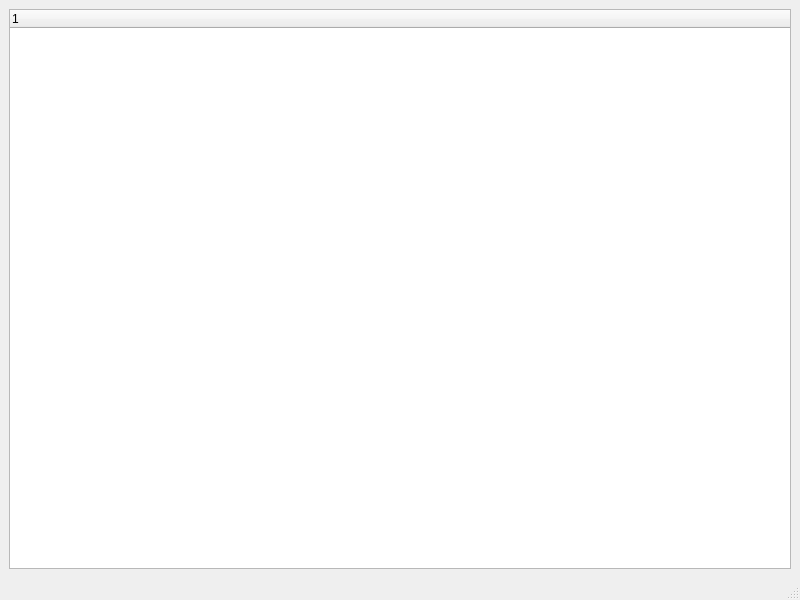
Above: mainwindow.ui from ibressler/dfmon before the change. Below: the same form after it.
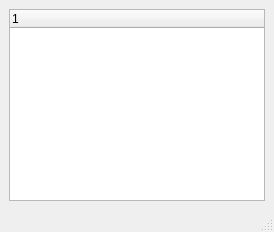
That is the form after the change. Custom widgets are drawn as their Qt base class.

Commit message: custom treewidget, resize to contents works, height needs to be fixed

```diff
--- a/mainwindow.ui
+++ b/mainwindow.ui
@@ -1,14 +1,6 @@
 <ui version="4.0" >
  <class>MainWindow</class>
  <widget class="QMainWindow" name="MainWindow" >
-  <property name="geometry" >
-   <rect>
-    <x>0</x>
-    <y>0</y>
-    <width>800</width>
-    <height>600</height>
-   </rect>
-  </property>
   <property name="windowTitle" >
    <string>Hotplug Manager</string>
   </property>
@@ -17,8 +9,8 @@
     <rect>
      <x>0</x>
      <y>34</y>
-     <width>800</width>
-     <height>539</height>
+     <width>274</width>
+     <height>210</height>
     </rect>
    </property>
    <layout class="QVBoxLayout" name="verticalLayout" >
@@ -47,13 +39,20 @@
    <property name="geometry" >
     <rect>
      <x>0</x>
-     <y>573</y>
-     <width>800</width>
+     <y>244</y>
+     <width>274</width>
      <height>27</height>
     </rect>
    </property>
   </widget>
  </widget>
+ <customwidgets>
+  <customwidget>
+   <class>MyTreeWidget</class>
+   <extends>QTreeWidget</extends>
+   <header>mytreewidget.h</header>
+  </customwidget>
+ </customwidgets>
  <resources/>
  <connections/>
 </ui>
```
Left out of the diff: 4 changed lines with no effect on the pictures. The commit also changes 4 other files.
